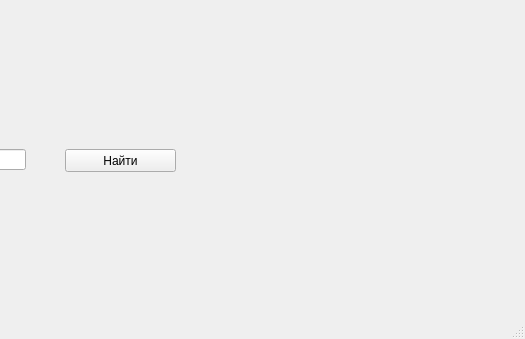
Before: the Qt Designer form UIProjectMapsAPI.ui in DmitrySuslov/ProjectMapsAPI, drawn with Qt 5; both pictures show x 225 to 750 and y 261 to 600 of the 750 by 600 pixel window.
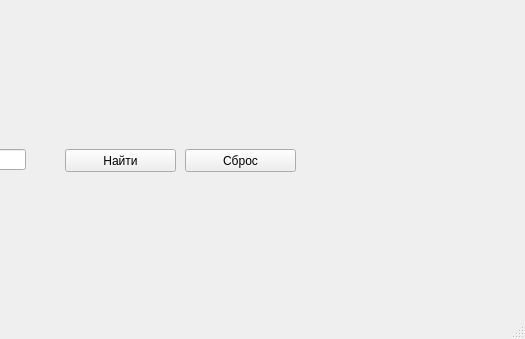
After: the same form once the commit is applied.

Commit message: Созданна функция getPlace, которая разгружает getImage; response_params теперь вынесена в глобальную переменную

What changed in the file:
```diff
--- a/UIProjectMapsAPI.ui
+++ b/UIProjectMapsAPI.ui
@@ -103,6 +103,19 @@
      <string>Найти</string>
     </property>
    </widget>
+   <widget class="QPushButton" name="clearButton">
+    <property name="geometry">
+     <rect>
+      <x>410</x>
+      <y>410</y>
+      <width>111</width>
+      <height>23</height>
+     </rect>
+    </property>
+    <property name="text">
+     <string>Сброс</string>
+    </property>
+   </widget>
   </widget>
   <widget class="QMenuBar" name="menubar">
    <property name="geometry">
```
The commit also changes 1 other file.
